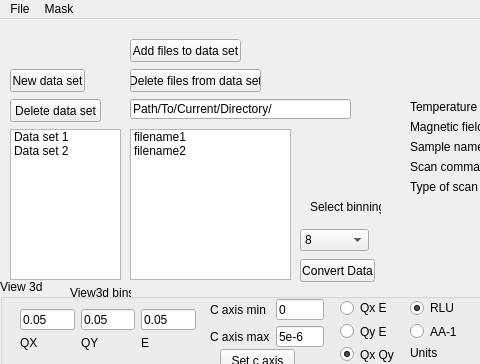
Before: the Qt Designer form MJOLNIR_GUI_ui.ui in MJOLNIRPackage/MJOLNIR-GUI, drawn with Qt 5; both pictures show x 0 to 480 and y 0 to 364 of the 631 by 886 pixel window.
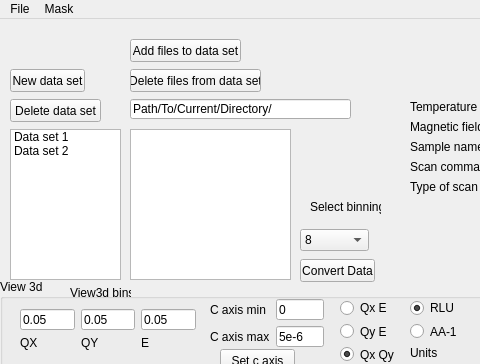
After: the same form once the commit is applied.

Commit message: Changed DataSet_filenames_listWidget to DataSet_filenames_listView

What changed in the file:
```diff
--- a/MJOLNIR_GUI_ui.ui
+++ b/MJOLNIR_GUI_ui.ui
@@ -14,29 +14,6 @@
    <string>MainWindow</string>
   </property>
   <widget class="QWidget" name="centralwidget">
-   <widget class="QListWidget" name="DataSet_filenames_listWidget">
-    <property name="geometry">
-     <rect>
-      <x>130</x>
-      <y>110</y>
-      <width>161</width>
-      <height>151</height>
-     </rect>
-    </property>
-    <property name="selectionBehavior">
-     <enum>QAbstractItemView::SelectItems</enum>
-    </property>
-    <item>
-     <property name="text">
-      <string>filename1</string>
-     </property>
-    </item>
-    <item>
-     <property name="text">
-      <string>filename2</string>
-     </property>
-    </item>
-   </widget>
    <widget class="QPushButton" name="DataSet_convertData_button">
     <property name="geometry">
      <rect>
@@ -1134,6 +1111,16 @@
      <string>Path/To/Current/Directory/</string>
     </property>
    </widget>
+   <widget class="QListView" name="DataSet_filenames_listView">
+    <property name="geometry">
+     <rect>
+      <x>130</x>
+      <y>110</y>
+      <width>161</width>
+      <height>151</height>
+     </rect>
+    </property>
+   </widget>
    <zorder>groupBox_3</zorder>
    <zorder>groupBox_5</zorder>
    <zorder>groupBox_2</zorder>
```
Left out of the diff: 2 changed lines with no effect on the pictures. The commit also changes 2 other files.
